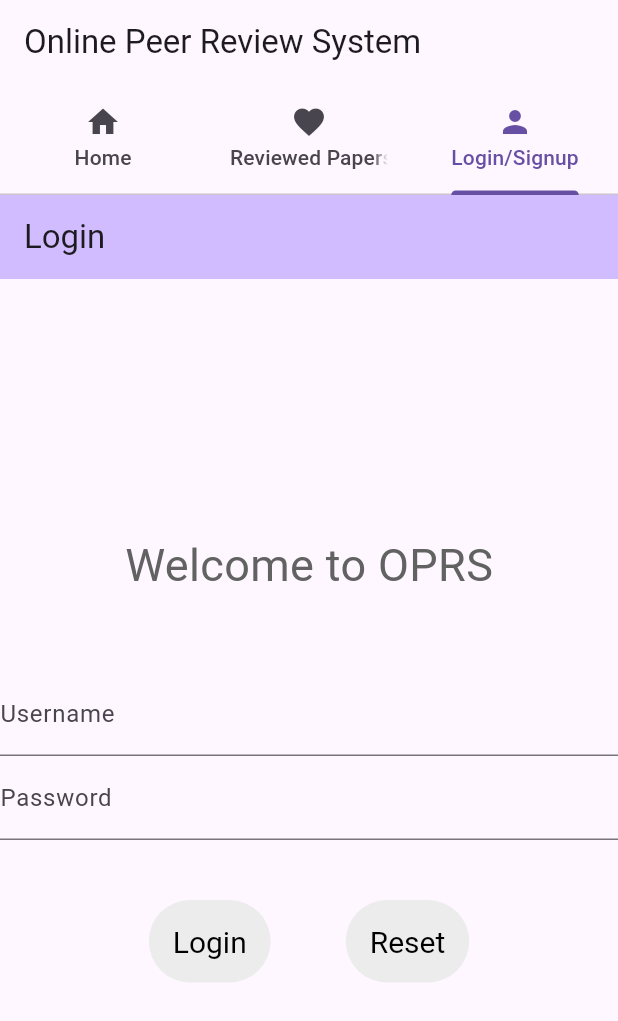
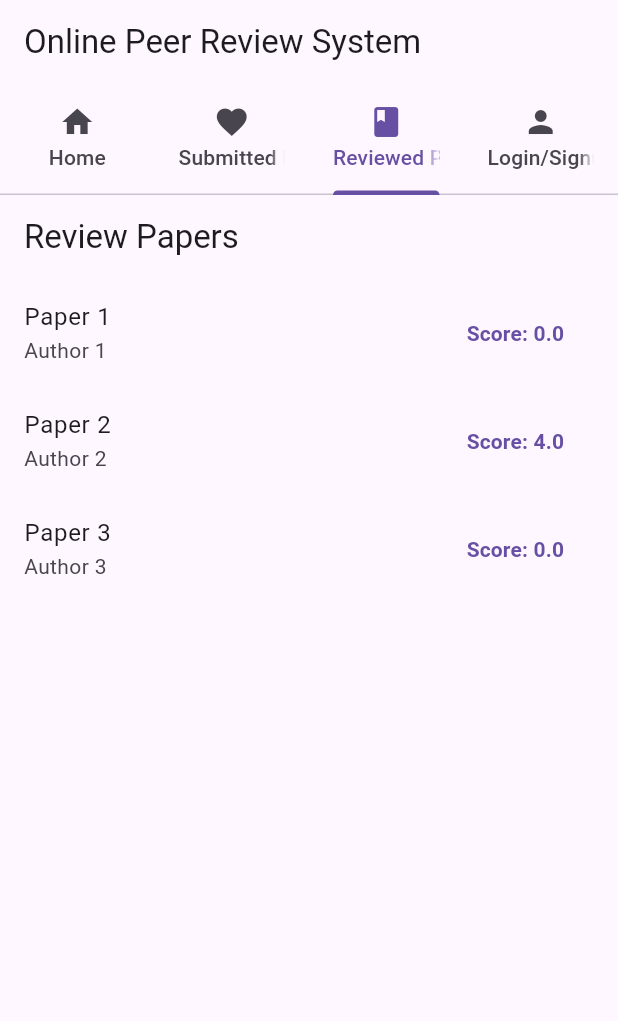
Before and after one commit to Strategists-SWS/OPRS, a Flutter app: the screen it shows after launch, tab 3 chosen, on a phone screen of 412 x 824 dp. Shown: the top 1021 px of the screen. Run offline on Flutter 3.47's test engine with Material 3 defaults, Android fonts, the light colour scheme and no system bars.

Commit message:
Reviewer Page

```diff
--- a/oprs/lib/main.dart
+++ b/oprs/lib/main.dart
@@ -1,5 +1,6 @@
 import 'package:flutter/material.dart';
 import 'package:oprs/public.dart';
+import 'package:oprs/reviewer.dart';
 
 void main() => runApp(const MyApp());
 
@@ -30,6 +31,7 @@ class _MyHomePageState extends State<MyHomePage> {
   final List<Widget> _tabs = [
     const HomeScreen(),
     const Review(),
+    const ReviewPage(),
     const LoginScreen(title: 'Login'),
   ];
 
@@ -44,7 +46,8 @@ class _MyHomePageState extends State<MyHomePage> {
           bottom: const TabBar(
             tabs: [
               Tab(icon: Icon(Icons.home), text: 'Home'),
-              Tab(icon: Icon(Icons.favorite), text: 'Reviewed Papers'),
+              Tab(icon: Icon(Icons.favorite), text: 'Submitted Papers'),
+              Tab(icon: Icon(Icons.book), text: 'Reviewed Papers'),
               Tab(icon: Icon(Icons.person), text: 'Login/Signup'),
             ],
           ),
--- /dev/null
+++ b/oprs/lib/reviewer.dart
@@ -0,0 +1,62 @@
+import 'package:flutter/material.dart';
+
+// Define a class for research papers
+class ReviewPaper {
+  final String title;
+  final String author;
+  final double score;
+  final bool reviewed;
+
+  ReviewPaper(
+      {required this.title, required this.author, required this.score, required this.reviewed});
+}
+
+// Sample data for research papers
+List<ReviewPaper> researchPapers = [
+  ReviewPaper(title: "Paper 1", author: "Author 1", score: 0, reviewed: false),
+  ReviewPaper(title: "Paper 2", author: "Author 2", score: 4, reviewed: true),
+  ReviewPaper(title: "Paper 3", author: "Author 3", score: 0, reviewed: false),
+  // Add more sample data as needed
+];
+
+class ReviewPage extends StatelessWidget {
+  const ReviewPage({super.key});
+
+  @override
+  Widget build(BuildContext context) {
+    return MaterialApp(
+      title: 'Research Papers',
+      theme: ThemeData(
+        primarySwatch: Colors.blue,
+      ),
+      home: const ReviewPaperPage(),
+    );
+  }
+}
+
+class ReviewPaperPage extends StatelessWidget {
+  const ReviewPaperPage({super.key});
+  @override
+  Widget build(BuildContext context) {
+    return Scaffold(
+      appBar: AppBar(
+        title: const Text('Review Papers'),
+      ),
+      body: ListView.builder(
+        itemCount: researchPapers.length,
+        itemBuilder: (context, index) {
+          return ListTile(
+            title: Text(researchPapers[index].title),
+            subtitle: Text(researchPapers[index].author),
+            trailing: TextButton(
+              child: Text('Score: ${researchPapers[index].score.toString()}',
+              style: const TextStyle(fontWeight: FontWeight.bold),
+              ),
+              onPressed: () {}
+            ),
+          );
+        },
+      ),
+    );
+  }
+}
```
